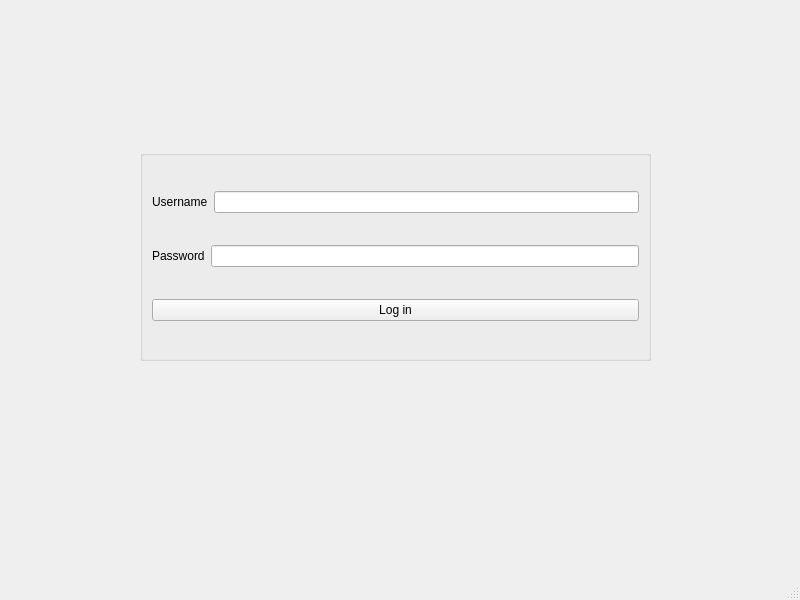
Qt form src/qt-client/login.ui (egorSheremetov02/Co-work) before a commit.
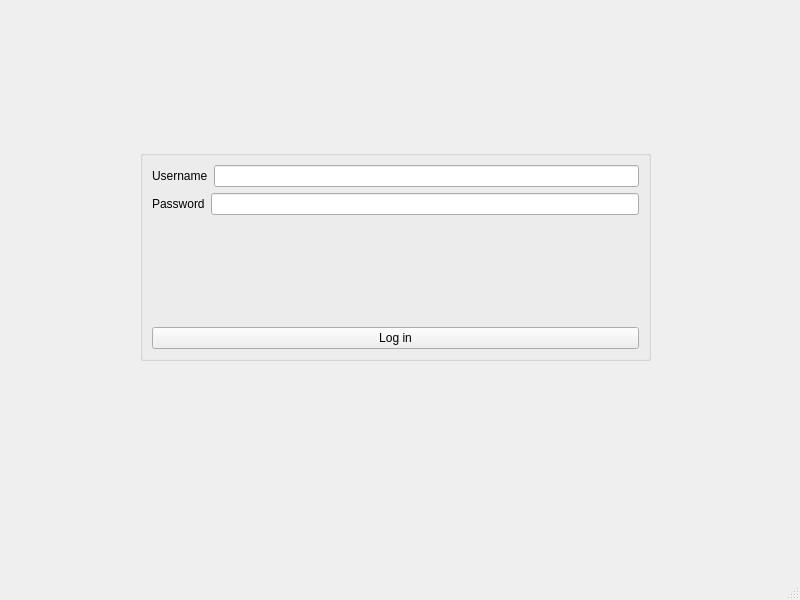
The same form after that commit.

The edit to the form file:
```diff
--- a/src/qt-client/login.ui
+++ b/src/qt-client/login.ui
@@ -59,6 +59,13 @@
        </item>
       </layout>
      </item>
+     <item>
+      <widget class="QLabel" name="label_errors">
+       <property name="text">
+        <string/>
+       </property>
+      </widget>
+     </item>
      <item>
       <widget class="QPushButton" name="pushButton_logIn">
        <property name="text">
```
